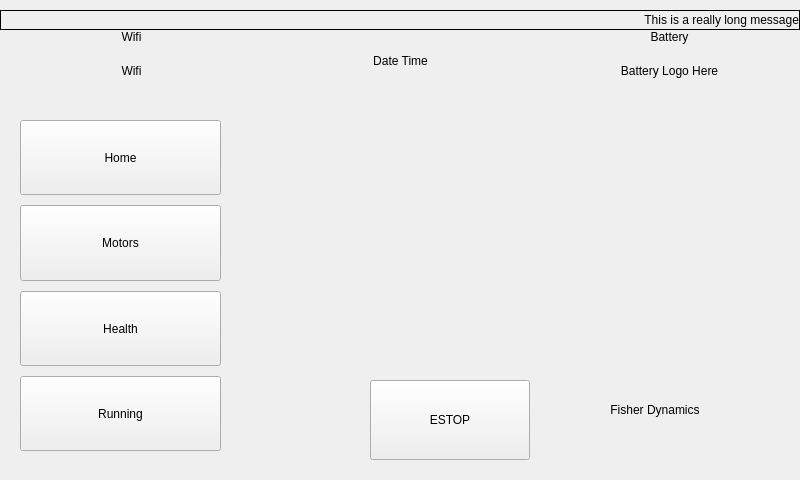
Old version of the form amr_v4_qt/src/main_screen.ui in the repository ColinSmith14/agv_gui.
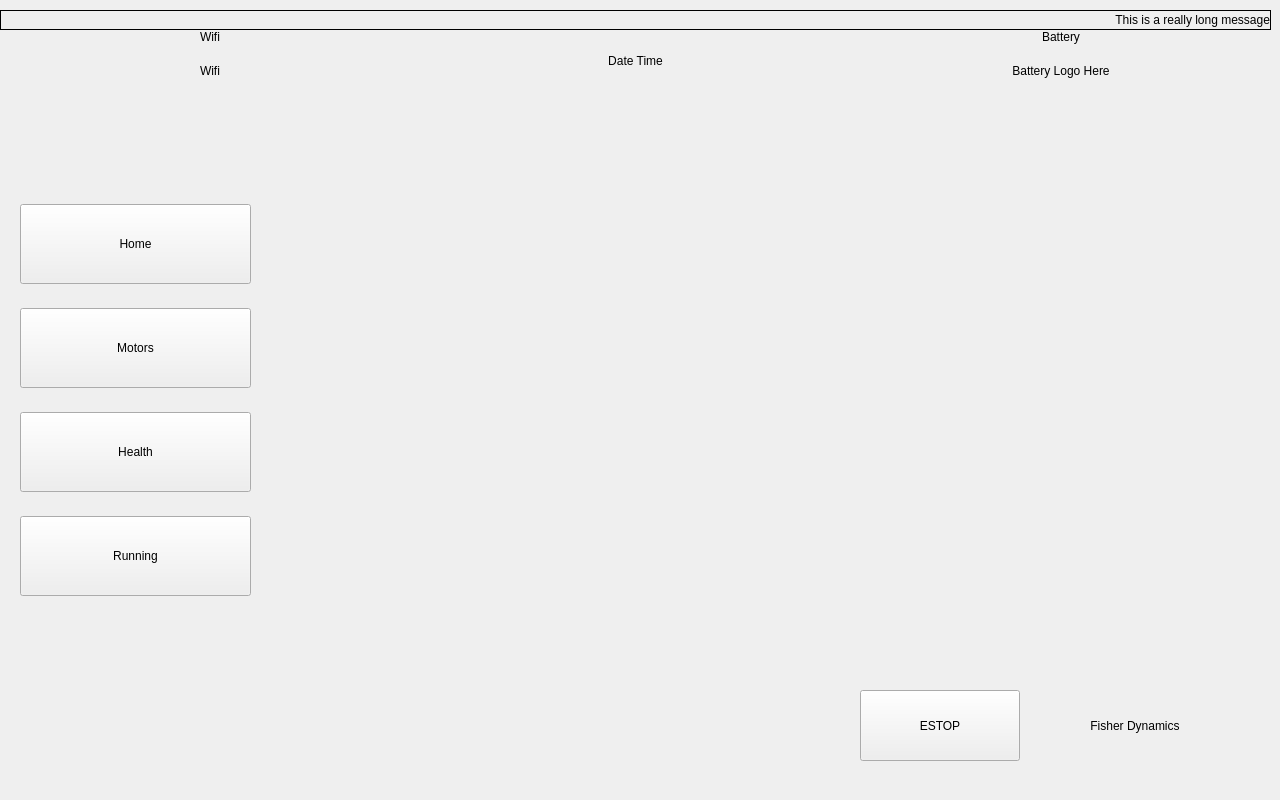
New version of the form. Custom widgets are drawn as their Qt base class.

```diff
--- a/amr_v4_qt/src/main_screen.ui
+++ b/amr_v4_qt/src/main_screen.ui
@@ -6,8 +6,8 @@
    <rect>
     <x>0</x>
     <y>0</y>
-    <width>800</width>
-    <height>480</height>
+    <width>1280</width>
+    <height>800</height>
    </rect>
   </property>
   <property name="minimumSize">
@@ -23,14 +23,14 @@
    <property name="geometry">
     <rect>
      <x>20</x>
-     <y>120</y>
-     <width>201</width>
-     <height>331</height>
+     <y>180</y>
+     <width>231</width>
+     <height>441</height>
     </rect>
    </property>
    <layout class="QVBoxLayout" name="buttonsLayout">
     <property name="spacing">
-     <number>10</number>
+     <number>0</number>
     </property>
     <property name="sizeConstraint">
      <enum>QLayout::SetNoConstraint</enum>
@@ -54,8 +54,8 @@
       </property>
       <property name="maximumSize">
        <size>
-        <width>230</width>
-        <height>100</height>
+        <width>240</width>
+        <height>80</height>
        </size>
       </property>
       <property name="text">
@@ -86,6 +86,12 @@
         <height>60</height>
        </size>
       </property>
+      <property name="maximumSize">
+       <size>
+        <width>240</width>
+        <height>80</height>
+       </size>
+      </property>
       <property name="text">
        <string>Motors</string>
       </property>
@@ -105,6 +111,12 @@
         <height>60</height>
        </size>
       </property>
+      <property name="maximumSize">
+       <size>
+        <width>240</width>
+        <height>80</height>
+       </size>
+      </property>
       <property name="text">
        <string>Health</string>
       </property>
@@ -124,6 +136,12 @@
         <height>60</height>
        </size>
       </property>
+      <property name="maximumSize">
+       <size>
+        <width>240</width>
+        <height>80</height>
+       </size>
+      </property>
       <property name="text">
        <string>Running</string>
       </property>
@@ -134,10 +152,10 @@
   <widget class="QStackedWidget" name="mainContent">
    <property name="geometry">
     <rect>
-     <x>240</x>
-     <y>110</y>
-     <width>540</width>
-     <height>251</height>
+     <x>279</x>
+     <y>100</y>
+     <width>1000</width>
+     <height>480</height>
     </rect>
    </property>
    <property name="frameShape">
@@ -152,10 +170,10 @@
   <widget class="QPushButton" name="estopButton">
    <property name="geometry">
     <rect>
-     <x>370</x>
-     <y>380</y>
+     <x>860</x>
+     <y>690</y>
      <width>160</width>
-     <height>80</height>
+     <height>71</height>
     </rect>
    </property>
    <property name="text">
@@ -165,10 +183,10 @@
   <widget class="QLabel" name="label">
    <property name="geometry">
     <rect>
-     <x>560</x>
-     <y>370</y>
+     <x>1040</x>
+     <y>690</y>
      <width>190</width>
-     <height>80</height>
+     <height>71</height>
     </rect>
    </property>
    <property name="sizePolicy">
@@ -192,7 +210,7 @@
     <rect>
      <x>0</x>
      <y>30</y>
-     <width>801</width>
+     <width>1271</width>
      <height>61</height>
     </rect>
    </property>
@@ -328,7 +346,7 @@
     <rect>
      <x>0</x>
      <y>10</y>
-     <width>800</width>
+     <width>1271</width>
      <height>20</height>
     </rect>
    </property>
```
